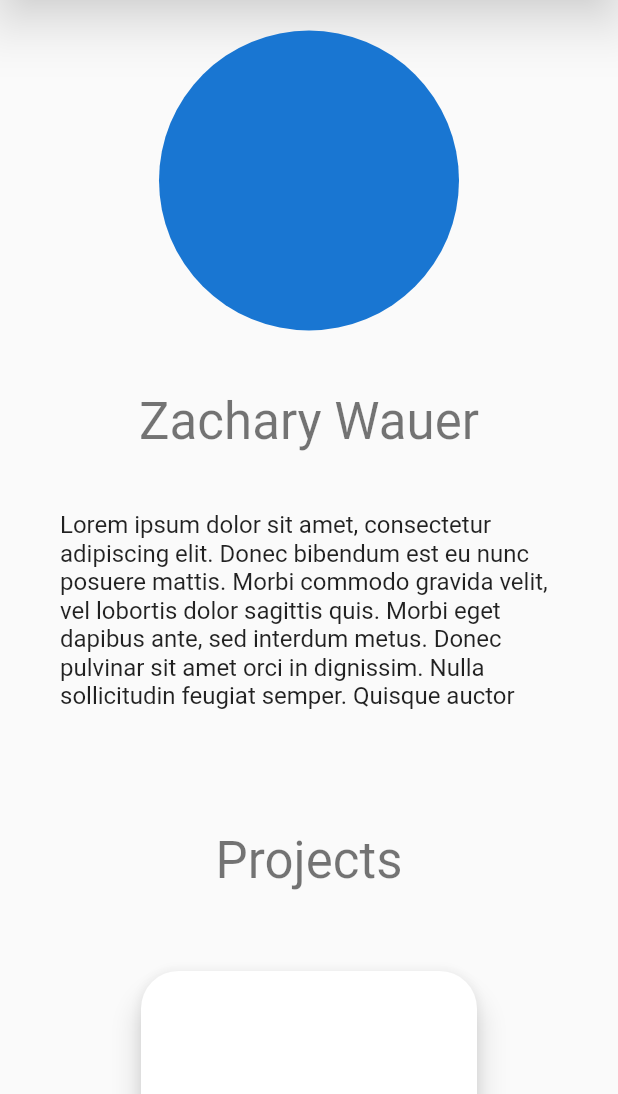
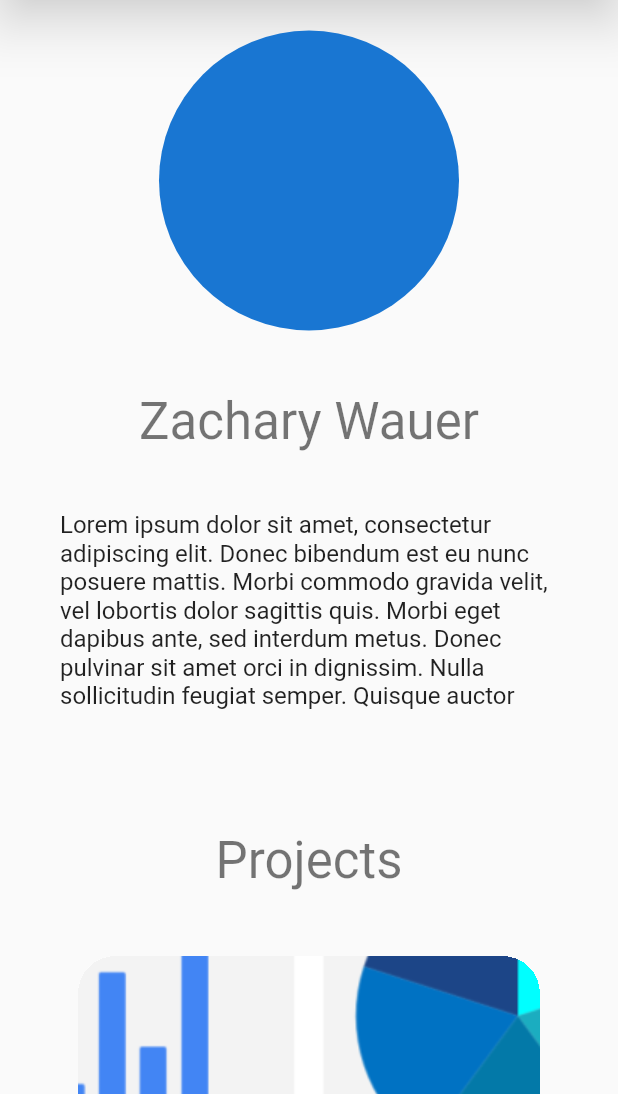
Before and after one commit to Z-inator/portfolio_site, a Flutter app: the screen it shows after launch, on a phone screen of 412 x 824 dp, the part 142-1236 px from its top. Run offline on Flutter 3.47's test engine with Material 2 defaults, Android fonts, the phone set to English and light mode, and no system bars; our stand-ins replace cloud_firestore, firebase_core, responsive_grid; missing offline and left inert: dart:html, mailer; accounts and stored records are empty.

Commit message:
Fixed ProjectViews

```diff
--- a/lib/components/project_views.dart
+++ b/lib/components/project_views.dart
@@ -19,43 +19,69 @@ class ProjectPageView extends StatelessWidget {
     PageViewDotsState pageViewDotsState =
         Provider.of<PageViewDotsState>(context);
     return Container(
-      height: 480,
-      width: 500,
-      child: Stack(children: [
-        PageView.builder(
+        child: Row(
+      children: [
+        IconButton(
+            onPressed: () {
+              pageController.animateToPage((pageController.page! - 1).toInt(),
+                  duration: Duration(milliseconds: 300), curve: Curves.easeIn);
+            },
+            icon: Icon(Icons.chevron_left_rounded)),
+        Expanded(
+          child: PageView.builder(
               itemCount: projects.length,
               controller: pageController,
               scrollDirection: Axis.horizontal,
               onPageChanged: (int) => pageViewDotsState.changePage(int),
               itemBuilder: (BuildContext context, int index) {
                 return Container(
-                  margin: EdgeInsets.fromLTRB(40, 0, 40, 0),
+                    // margin: EdgeInsets.fromLTRB(40, 0, 40, 0),
                     child: ProjectTile(project: projects[index]));
               }),
-        Center(
-            child: Row(
-          mainAxisAlignment: MainAxisAlignment.spaceBetween,
-          mainAxisSize: MainAxisSize.max,
-          children: [
+        ),
         IconButton(
             onPressed: () {
-                  pageController.animateToPage(
-                      (pageController.page! - 1).toInt(),
-                      duration: Duration(milliseconds: 300),
-                      curve: Curves.easeIn);
-                },
-                icon: Icon(Icons.chevron_left_rounded)),
-            IconButton(
-                onPressed: () {
-                  pageController.animateToPage(
-                      (pageController.page! + 1).toInt(),
-                      duration: Duration(milliseconds: 300),
-                      curve: Curves.easeIn);
+              pageController.animateToPage((pageController.page! + 1).toInt(),
+                  duration: Duration(milliseconds: 300), curve: Curves.easeIn);
             },
             icon: Icon(Icons.chevron_right_rounded)),
       ],
-        )),
-      ]),
+    )
+        // Stack(children: [
+        //   PageView.builder(
+        //       itemCount: projects.length,
+        //       controller: pageController,
+        //       scrollDirection: Axis.horizontal,
+        //       onPageChanged: (int) => pageViewDotsState.changePage(int),
+        //       itemBuilder: (BuildContext context, int index) {
+        //         return Container(
+        //             margin: EdgeInsets.fromLTRB(40, 0, 40, 0),
+        //             child: ProjectTile(project: projects[index]));
+        //       }),
+        //   Center(
+        //       child: Row(
+        //     mainAxisAlignment: MainAxisAlignment.spaceBetween,
+        //     mainAxisSize: MainAxisSize.max,
+        //     children: [
+        //       IconButton(
+        //           onPressed: () {
+        //             pageController.animateToPage(
+        //                 (pageController.page! - 1).toInt(),
+        //                 duration: Duration(milliseconds: 300),
+        //                 curve: Curves.easeIn);
+        //           },
+        //           icon: Icon(Icons.chevron_left_rounded)),
+        //       IconButton(
+        //           onPressed: () {
+        //             pageController.animateToPage(
+        //                 (pageController.page! + 1).toInt(),
+        //                 duration: Duration(milliseconds: 300),
+        //                 curve: Curves.easeIn);
+        //           },
+        //           icon: Icon(Icons.chevron_right_rounded)),
+        //     ],
+        //   )),
+        // ]),
         );
   }
 }
@@ -78,9 +104,7 @@ class ProjectGridView extends StatelessWidget {
       child: GridView(
         shrinkWrap: true,
         gridDelegate: SliverGridDelegateWithMaxCrossAxisExtent(
-          childAspectRatio: .9,
-          maxCrossAxisExtent: 300
-        ),
+            maxCrossAxisExtent: 300, mainAxisSpacing: 20, crossAxisSpacing: 20),
         children: [...projects.map((project) => ProjectTile(project: project))],
       ),
     );
@@ -98,24 +122,22 @@ class ProjectTile extends StatelessWidget {
 
   @override
   Widget build(BuildContext context) {
-    return Container(
-      margin: EdgeInsets.all(10),
-      child: Card(
-        elevation: 8,
-        child: Container(
-          padding: EdgeInsets.all(10),
+    return Card(
+      elevation: 0,
+      clipBehavior: Clip.hardEdge,
       child: Column(
           mainAxisSize: MainAxisSize.max,
           mainAxisAlignment: MainAxisAlignment.spaceBetween,
+          crossAxisAlignment: CrossAxisAlignment.stretch,
           children: [
             Expanded(
               child: Image.asset(
                 'assets/dashboard.png',
-                    // height: 200,
-                    // width: 200,
+                fit: BoxFit.none,
               ),
             ),
             Container(
+                padding: EdgeInsets.all(10.0),
                 child: Row(
                   mainAxisSize: MainAxisSize.max,
                   mainAxisAlignment: MainAxisAlignment.spaceAround,
@@ -141,8 +163,6 @@ class ProjectTile extends StatelessWidget {
             //       style: Theme.of(context).textTheme.headline6),
             // ),
           ]),
-        ),
-      ),
     );
   }
 }
--- a/lib/screens/nav_bar.dart
+++ b/lib/screens/nav_bar.dart
@@ -24,7 +24,8 @@ class DrawerNavBar extends StatelessWidget {
 class NavTabBar extends StatelessWidget {
   final List<Widget> tabs;
   final TabController tabController;
-  const NavTabBar({Key? key, required this.tabs, required this.tabController})
+  final bool isScrollable;
+  const NavTabBar({Key? key, required this.tabs, required this.tabController, required this.isScrollable})
       : super(key: key);
 
   @override
@@ -34,7 +35,7 @@ class NavTabBar extends StatelessWidget {
         order: NumericFocusOrder(0),
         child: TabBar(
             tabs: tabs,
-            // isScrollable: true,
+            isScrollable: isScrollable,   // Allows for mobile version to expand to fill width
             controller: tabController,
             indicatorColor: theme.primaryColor,
             indicatorWeight: 3));
@@ -48,13 +49,11 @@ class TopNavBar extends StatelessWidget {
   @override
   Widget build(BuildContext context) {
     return Material(
-      elevation: 16,
-      borderRadius: BorderRadius.zero,
-      clipBehavior: Clip.hardEdge,
-      child: NavTabBar(tabs: _buildSmallTabs(), tabController: tabController)
-    );
-    NavTabBar(tabs: _buildSmallTabs(), tabController: tabController);
-    //
+        elevation: 16,
+        borderRadius: BorderRadius.zero,
+        clipBehavior: Clip.hardEdge,
+        child:
+            NavTabBar(tabs: _buildSmallTabs(), tabController: tabController, isScrollable: false));
   }
 }
 
@@ -86,6 +85,7 @@ class LeftNavBar extends StatelessWidget {
                             ))
                         .toList(),
                     tabController: tabController,
+                    isScrollable: true,
                   ),
                 ),
                 LinkList()
--- a/lib/screens/small_screen.dart
+++ b/lib/screens/small_screen.dart
@@ -18,11 +18,22 @@ class SmallScreenHomePage extends StatelessWidget {
   Widget build(BuildContext context) {
     return Container(
       child: SingleChildScrollView(
-        padding: EdgeInsets.symmetric(horizontal: 40),
         child: Column(
-          children: [AboutMe(), SmallProjectSection(), SmallContactSection()],
+          children: [SmallAboutMeSection(), SmallProjectSection(), SmallContactSection()],
         ),
       ),
+    );
+  }
+}
+
+class SmallAboutMeSection extends StatelessWidget {
+  const SmallAboutMeSection({Key? key}) : super(key: key);
+
+  @override
+  Widget build(BuildContext context) {
+    return Container(
+      padding: EdgeInsets.symmetric(horizontal: 40),
+      child: AboutMe(),
     );
   }
 }
@@ -35,8 +46,10 @@ class SmallProjectSection extends StatelessWidget {
     return ChangeNotifierProvider(
       create: (context) => PageViewDotsState(),
       child: Container(
+        height: 650,
         padding: EdgeInsets.symmetric(vertical: 40),
         child: Column(
+          mainAxisSize: MainAxisSize.min,
           children: [
             Container(
               padding: EdgeInsets.only(bottom: 40),
@@ -44,7 +57,7 @@ class SmallProjectSection extends StatelessWidget {
                   Text('Projects',
                       style: Theme.of(context).textTheme.headline4),
             ),
-            ProjectPageView(),
+            Expanded(child: ProjectPageView()),
             PageViewDotsRow()
           ],
         ),
@@ -59,7 +72,7 @@ class SmallContactSection extends StatelessWidget {
   @override
   Widget build(BuildContext context) {
     return Container(
-      padding: EdgeInsets.symmetric(vertical: 40.0),
+      padding: EdgeInsets.all(40.0),
       child: Column(
         mainAxisSize: MainAxisSize.max,
         mainAxisAlignment: MainAxisAlignment.spaceAround,
```
Lines whose indentation alone changed are shown as unchanged.
